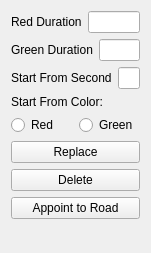
The window that trafficlightoptions.ui (UmutSahinSE/Ata-Caddesi-Simulator) describes before a commit, drawn with Qt 5.
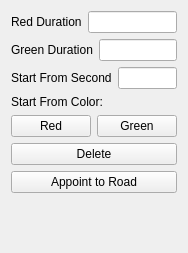
The same window after the commit.

The edit to the form file:
```diff
--- a/trafficlightoptions.ui
+++ b/trafficlightoptions.ui
@@ -66,14 +66,14 @@
    <item>
     <layout class="QHBoxLayout" name="horizontalLayout">
      <item>
-      <widget class="QRadioButton" name="radioButton_2">
+      <widget class="QPushButton" name="pushButton">
        <property name="text">
         <string>Red</string>
        </property>
       </widget>
      </item>
      <item>
-      <widget class="QRadioButton" name="radioButton">
+      <widget class="QPushButton" name="pushButton_2">
        <property name="text">
         <string>Green</string>
        </property>
@@ -81,13 +81,6 @@
      </item>
     </layout>
    </item>
-   <item>
-    <widget class="QPushButton" name="ReplaceButton">
-     <property name="text">
-      <string>Replace</string>
-     </property>
-    </widget>
-   </item>
    <item>
     <widget class="QPushButton" name="DeleteButton">
      <property name="text">
```
